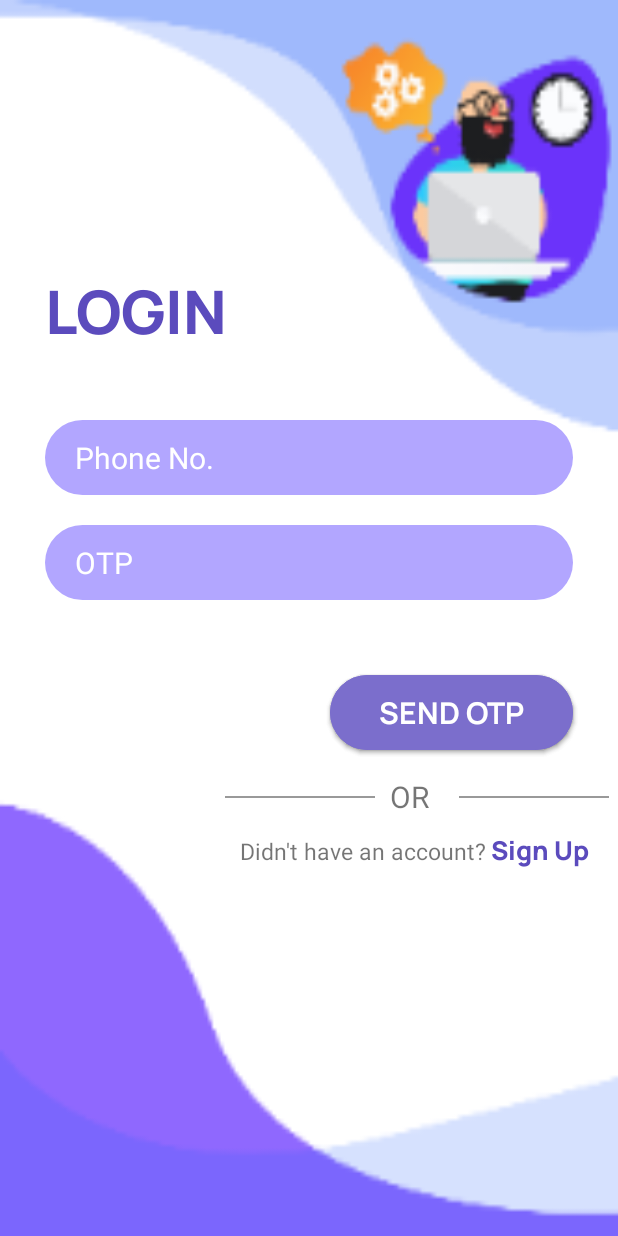
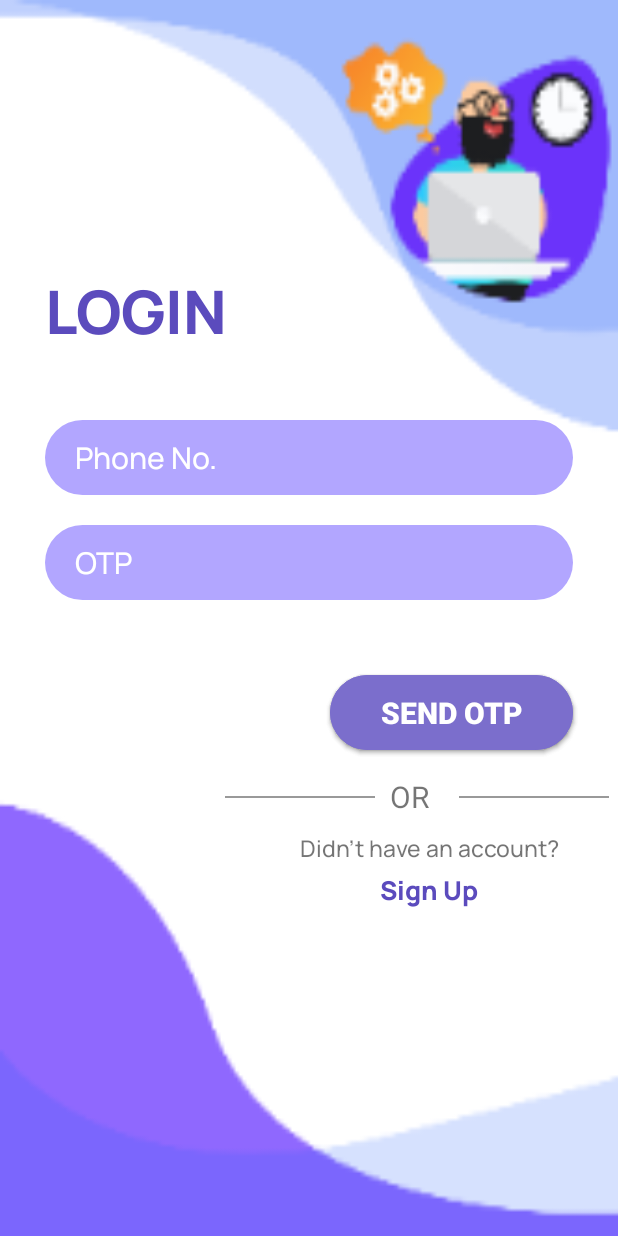
Before and after one commit to ankitsingh4264/CarrerGuide, an Android app: the screen it shows after launch (MainActivity), on a phone screen of 412 x 824 dp. Run offline under Robolectric (Android 15) with nearby library versions, the phone set to English and light mode, and no system bars; our stand-ins replace Firebase (no records; nobody signed in at launch, a user with empty details on screens opened directly), navigation-ui.

Commit message:
sign up and log in with nav graph fixed and theme

```diff
--- a/app/build.gradle
+++ b/app/build.gradle
@@ -36,6 +36,7 @@ android {
 dependencies {
     implementation 'androidx.navigation:navigation-fragment-ktx:2.3.2'
     implementation 'androidx.navigation:navigation-ui-ktx:2.3.2'
+    implementation 'com.google.firebase:firebase-firestore-ktx:22.0.0'
     def lifecycle_version = "2.2.0"
 
     implementation "org.jetbrains.kotlin:kotlin-stdlib:$kotlin_version"
@@ -44,6 +45,7 @@ dependencies {
     implementation 'com.google.android.material:material:1.2.1'
     implementation 'androidx.constraintlayout:constraintlayout:2.0.4'
     implementation 'com.google.firebase:firebase-auth:20.0.1'
+    implementation 'androidx.browser:browser:1.2.0'
     implementation 'androidx.legacy:legacy-support-v4:1.0.0'
     testImplementation 'junit:junit:4.+'
     androidTestImplementation 'androidx.test.ext:junit:1.1.2'
--- a/app/src/main/AndroidManifest.xml
+++ b/app/src/main/AndroidManifest.xml
@@ -1,7 +1,7 @@
 <?xml version="1.0" encoding="utf-8"?>
 <manifest xmlns:android="http://schemas.android.com/apk/res/android"
     package="com.example.careerguide">
-
+    <uses-permission android:name="android.permission.INTERNET"></uses-permission>
     <application
         android:allowBackup="true"
         android:icon="@mipmap/ic_launcher"
--- a/app/src/main/java/com/example/careerguide/MainActivity.kt
+++ b/app/src/main/java/com/example/careerguide/MainActivity.kt
@@ -3,15 +3,70 @@ package com.example.careerguide
 import android.annotation.SuppressLint
 import androidx.appcompat.app.AppCompatActivity
 import android.os.Bundle
+import android.util.Log
 import android.view.MenuItem
+import android.view.View
 import android.widget.EditText
-import androidx.navigation.Navigation.findNavController
+import android.widget.Toast
+import androidx.appcompat.app.ActionBarDrawerToggle
+import androidx.core.view.GravityCompat
+import androidx.drawerlayout.widget.DrawerLayout
 import androidx.navigation.findNavController
+import androidx.navigation.ui.setupWithNavController
+import com.google.android.material.navigation.NavigationView
 import kotlinx.android.synthetic.main.activity_main.*
+import kotlinx.android.synthetic.main.activity_main.drawerlayout
 
 class MainActivity : AppCompatActivity() {
+    lateinit var toggle: ActionBarDrawerToggle
+
     override fun onCreate(savedInstanceState: Bundle?) {
         super.onCreate(savedInstanceState)
         setContentView(R.layout.activity_main)
+        toggle=  ActionBarDrawerToggle(
+                this,
+                drawerlayout,
+                R.string.open,
+                R.string.close
+        )
+
+        drawerlayout.addDrawerListener(toggle)
+        drawerlayout.setDrawerLockMode(DrawerLayout.LOCK_MODE_LOCKED_CLOSED);
+        toggle.syncState()
+        val navController = findNavController(R.id.nav_main_fragment)
+//        navigation.setupWithNavController(navController)
+
+        navigation.setNavigationItemSelectedListener { item: MenuItem ->
+            Log.i("ankit","rajeev")
+            when(item.itemId){
+                R.id.nav_profile -> {
+                    Log.i("ankit","rajeev")
+                    navController.navigate(R.id.loginFrag)
+                }
+            }
+            drawerlayout.closeDrawer(GravityCompat.START)
+            navigation.setCheckedItem(item.itemId)
+            true
+        }
+
     }
+//    override fun onNavigationItemSelected(item: MenuItem): Boolean {
+//        when (item.itemId) {
+//            R.id.nav_profile -> {
+//
+//                Log.i("ra","dgs")
+//            }
+//
+//        }
+//
+//        return true;
+//
+//
+//    }
+    fun setVisibleNav(){
+//    drawerlayout.setDrawerLockMode(DrawerLayout.LOCK_MODE_LOCKED_OPEN);
+    drawerlayout.setDrawerLockMode(DrawerLayout.LOCK_MODE_UNLOCKED)
+    }
+
+
 }
--- /dev/null
+++ b/app/src/main/java/com/example/careerguide/beans/Users.kt
@@ -0,0 +1,6 @@
+package com.example.careerguide.beans
+
+data class Users (
+        val phone : String? = null,
+        val verified: Boolean =false
+)
--- /dev/null
+++ b/app/src/main/java/com/example/careerguide/login/loginViewModel.kt
@@ -0,0 +1,17 @@
+package com.example.careerguide.login
+
+import androidx.lifecycle.MutableLiveData
+import androidx.lifecycle.ViewModel
+import com.example.careerguide.FirebaseDataRepository
+import com.example.careerguide.beans.Users
+import com.google.firebase.auth.PhoneAuthCredential
+
+class loginViewModel : ViewModel() {
+    private  val FirebaseDatabase= FirebaseDataRepository()
+    var mSignin: MutableLiveData<Boolean> = MutableLiveData()
+
+    fun signInWithPhone(credential: PhoneAuthCredential, users: Users){
+        mSignin =  FirebaseDatabase.signInPhone(credential,users)
+    }
+
+}
--- a/app/src/main/res/layout/activity_main.xml
+++ b/app/src/main/res/layout/activity_main.xml
@@ -1,10 +1,14 @@
 <?xml version="1.0" encoding="utf-8"?>
-<RelativeLayout xmlns:android="http://schemas.android.com/apk/res/android"
-    xmlns:app="http://schemas.android.com/apk/res-auto"
-    xmlns:tools="http://schemas.android.com/tools"
-    android:layout_width="match_parent"
-    android:layout_height="match_parent"
-    tools:context=".MainActivity">
+<androidx.drawerlayout.widget.DrawerLayout
+    xmlns:android="http://schemas.android.com/apk/res/android"
+xmlns:tools="http://schemas.android.com/tools"
+android:layout_width="match_parent"
+android:layout_height="match_parent"
+xmlns:app="http://schemas.android.com/apk/res-auto"
+tools:context=".MainActivity"
+tools:openDrawer="left"
+android:id="@+id/drawerlayout">
+
 
 
     <fragment
@@ -14,7 +18,30 @@
         android:layout_height="match_parent"
         app:defaultNavHost="true"
         app:navGraph="@navigation/nav_graph_main" />
+    <com.google.android.material.navigation.NavigationView
+        android:layout_width="wrap_content"
+        android:layout_height="match_parent"
+        android:id="@+id/navigation"
+        app:menu="@menu/nav_menu"
+        android:layout_gravity="left"
+        android:visibility="gone"
+
+        app:headerLayout="@layout/header"
+        >
+
+    </com.google.android.material.navigation.NavigationView>
 
 
 
-</RelativeLayout>
+
+
+
+
+<!--    <FrameLayout-->
+<!--        android:id="@+id/hometxt"-->
+<!--        app:layout_behavior="@string/appbar_scrolling_view_behavior"-->
+<!--        android:layout_width="match_parent"-->
+<!--        android:layout_height="match_parent" />-->
+
+
+</androidx.drawerlayout.widget.DrawerLayout>
--- a/app/src/main/res/layout/fragment_login.xml
+++ b/app/src/main/res/layout/fragment_login.xml
@@ -34,7 +34,9 @@
             android:textColor="@color/white"
             android:layout_marginHorizontal="20dp"
             android:textSize="20dp"
+            android:inputType="number"
             android:textColorHint="@color/white"
+            android:fontFamily="@font/manrope_medium"
             android:background="@color/transparent"
             android:hint="Phone No.">
 
@@ -55,10 +57,10 @@
             android:layout_width="match_parent"
             android:layout_height="match_parent"
             android:textColor="@color/white"
-            android:focusable="false"
             android:layout_marginHorizontal="20dp"
             android:textColorHint="@color/white"
             android:background="@color/transparent"
+            android:fontFamily="@font/manrope_medium"
             android:textSize="20dp"
             android:hint="OTP">
 
@@ -76,6 +78,7 @@
         android:layout_marginTop="450dp"
         android:text="LOGIN"
         android:textStyle="bold"
+        android:textColor="@color/white"
         android:textSize="20dp">
 
     </Button>
@@ -90,7 +93,6 @@
         android:layout_marginTop="450dp"
         android:text="send OTP"
         android:textStyle="bold"
-        android:fontFamily="@font/manrope_bold"
         android:textColor="@color/white"
         android:textSize="20dp">
 
@@ -136,14 +138,15 @@
     <LinearLayout
         android:layout_width="wrap_content"
         android:layout_height="wrap_content"
-        android:orientation="horizontal"
+        android:orientation="vertical"
         android:layout_below="@+id/ll"
-        android:layout_marginLeft="160dp"
+        android:layout_marginLeft="200dp"
         android:layout_marginTop="10dp">
         <TextView
             android:layout_width="wrap_content"
             android:layout_height="wrap_content"
             android:textSize="15sp"
+            android:fontFamily="@font/manrope_medium"
             android:text="Didn't have an account?">
 
         </TextView>
@@ -153,6 +156,8 @@
             android:layout_width="wrap_content"
             android:layout_height="wrap_content"
             android:text=" Sign Up"
+            android:layout_marginLeft="50dp"
+            android:layout_marginTop="5dp"
             android:fontFamily="@font/manrope_extra_bold"
             android:textSize="17sp"
             android:textColor="#5b4bbd"></TextView>
--- a/app/src/main/res/layout/fragment_sign_up.xml
+++ b/app/src/main/res/layout/fragment_sign_up.xml
@@ -32,6 +32,7 @@
             android:layout_width="match_parent"
             android:layout_height="match_parent"
             android:textColor="@color/white"
+            android:fontFamily="@font/manrope_medium"
             android:layout_marginHorizontal="20dp"
             android:textSize="20dp"
             android:textColorHint="@color/white"
@@ -58,6 +59,7 @@
             android:layout_marginHorizontal="20dp"
             android:textSize="20dp"
             android:inputType="number"
+            android:fontFamily="@font/manrope_medium"
             android:textColorHint="@color/white"
             android:background="@color/transparent"
             android:hint="Phone No.">
@@ -79,6 +81,7 @@
             android:layout_height="match_parent"
             android:textColor="@color/white"
             android:layout_marginHorizontal="20dp"
+            android:fontFamily="@font/manrope_medium"
             android:focusable="false"
             android:textColorHint="@color/white"
             android:background="@color/transparent"
```
Also changed, not shown: app/src/main/java/com/example/careerguide/FirebaseDataRepository.kt (added, +33 -0 lines), app/src/main/java/com/example/careerguide/Home/HomeFragment.kt (+11 -22 lines), app/src/main/java/com/example/careerguide/login/LoginFrag.kt (+128 -3 lines), app/src/main/java/com/example/careerguide/login/LoginOrSignUp.kt (added, +58 -0 lines), app/src/main/res/layout/fragment_home.xml (+13 -9 lines), app/src/main/res/layout/fragment_login_or_sign_up.xml (added, +9 -0 lines), app/src/main/res/drawable-xxxhdpi/loginorsignup.png (added), app/src/main/res/font/manrope_light.ttf (added), app/src/main/res/font/manrope_medium.ttf (added), app/src/main/res/font/manrope_regular.ttf (added), 1 other file.
